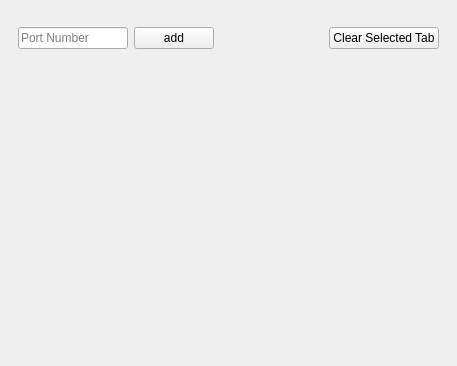
Old version of the form oscreceiver.ui in the repository kzkyuta/OscTester.
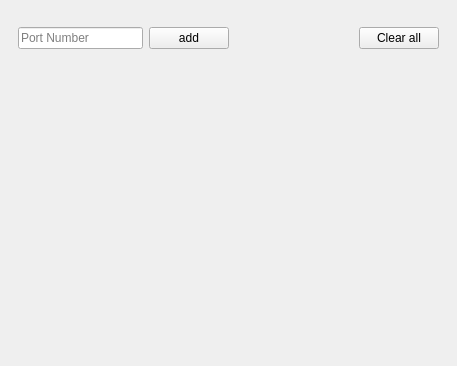
New version of the form.

Commit message: implemented tab all clear function.

The edit to the form file:
```diff
--- a/oscreceiver.ui
+++ b/oscreceiver.ui
@@ -65,7 +65,7 @@
          <item>
           <widget class="QPushButton" name="clearSelectedTab">
            <property name="text">
-            <string>Clear Selected Tab</string>
+            <string>Clear all</string>
            </property>
           </widget>
          </item>
```
Left out of the diff: 2 changed lines with no effect on the pictures. The commit also changes 3 other files.
